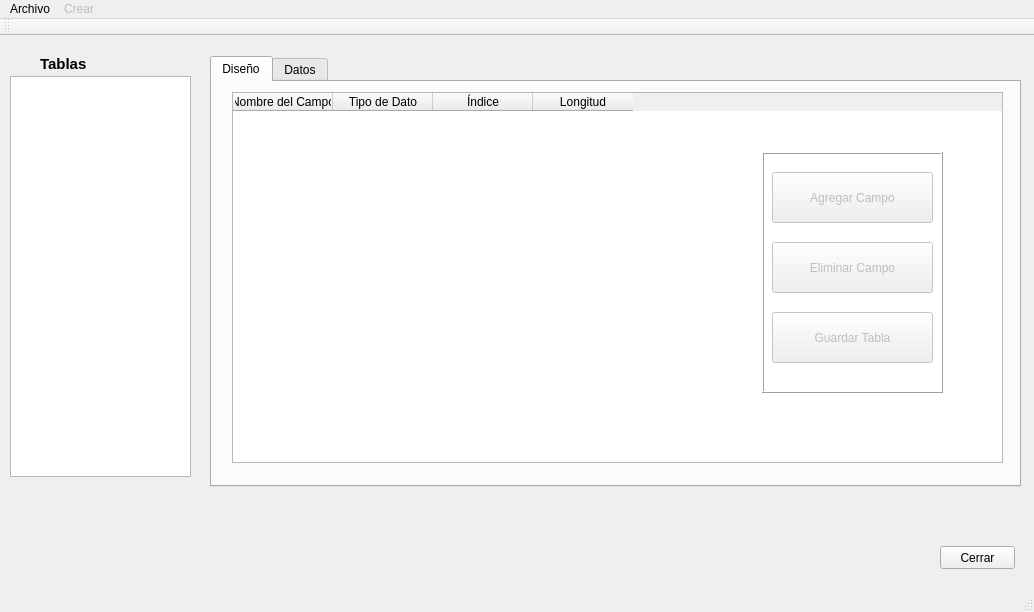
Old version of the form mainwindow.ui in the repository orgaArchivos/Project_Orga.
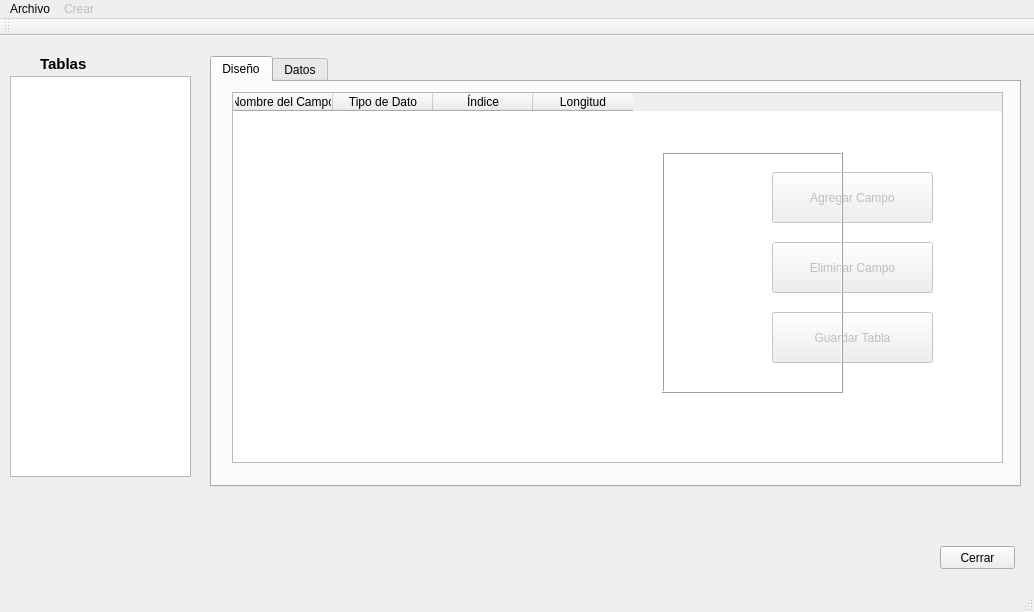
New version of the form. The open tabs and pages were chosen to show the change. Icons and pictures are not drawn.

The edit to the form file:
```diff
--- a/mainwindow.ui
+++ b/mainwindow.ui
@@ -121,7 +121,7 @@
      <widget class="QFrame" name="frame">
       <property name="geometry">
        <rect>
-        <x>550</x>
+        <x>450</x>
         <y>70</y>
         <width>181</width>
         <height>241</height>
```
Left out of the diff: 2 changed lines with no effect on the pictures.
